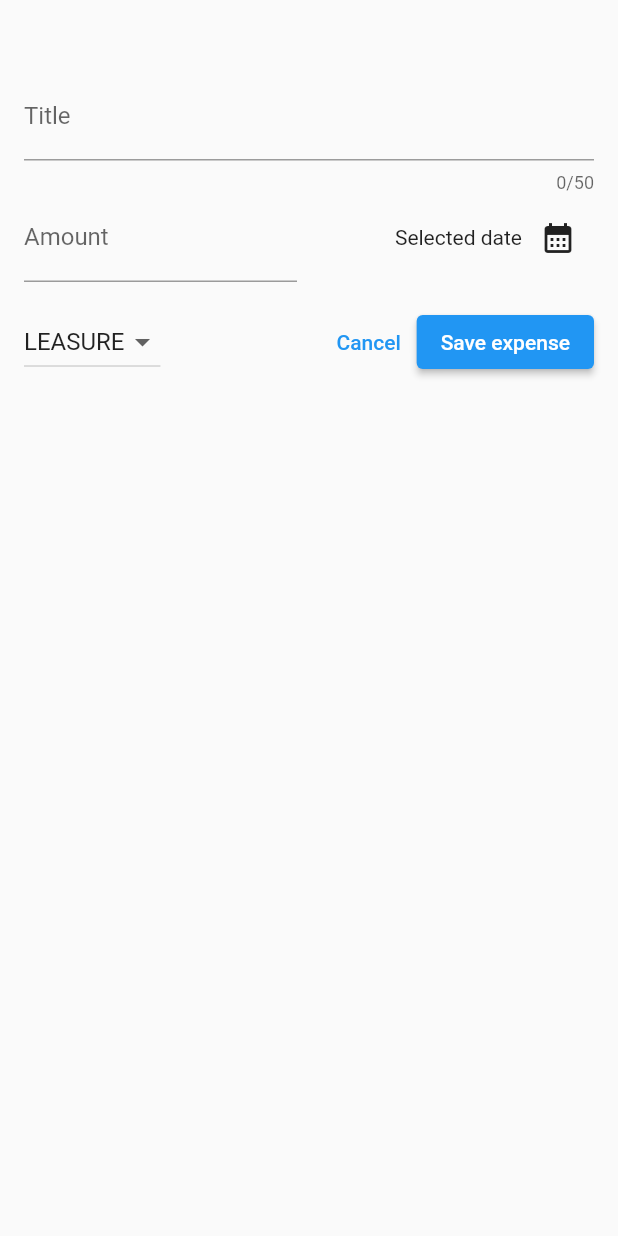
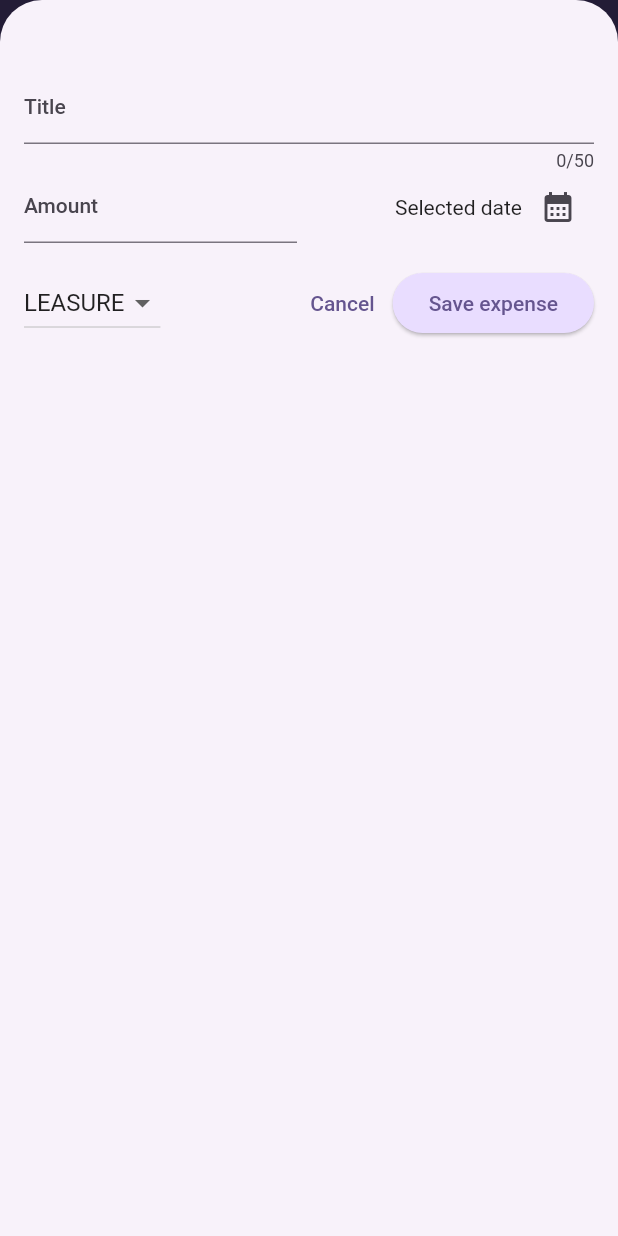
Before and after one commit to damian-rog/expense-tracker, a Flutter app: the screen it shows after launch, after a tap on the "add" icon, on a phone screen of 412 x 824 dp. Run offline on Flutter 3.47's test engine with Material 2 defaults, Android fonts, the phone set to English and light mode, and no system bars.

Commit message:
own theme examples

```diff
--- a/lib/main.dart
+++ b/lib/main.dart
@@ -1,11 +1,40 @@
 import 'package:expense_tracker/widgets/expenses.dart';
 import 'package:flutter/material.dart';
 
+var kColorScheme =
+    ColorScheme.fromSeed(seedColor: Color.fromARGB(255, 96, 59, 181));
+
 void main() {
   runApp(
-    const MaterialApp(
-      // theme: ThemeData(useMaterial3: true),
-      home: Expenses(),
+    MaterialApp(
+      //widget for setting up your app theme
+      theme: ThemeData().copyWith(
+        useMaterial3: true,
+        colorScheme: kColorScheme,
+        appBarTheme: const AppBarTheme().copyWith(
+          backgroundColor: kColorScheme.onPrimaryContainer,
+          foregroundColor: kColorScheme.primaryContainer,
+          centerTitle: false,
+        ),
+        // for example: by this next line you can modify styles of all Card widgets in whole app
+        cardTheme: const CardTheme().copyWith(
+          color: kColorScheme.secondaryContainer,
+          margin: const EdgeInsets.symmetric(horizontal: 16, vertical: 8),
+        ),
+        elevatedButtonTheme: ElevatedButtonThemeData(
+          style: ElevatedButton.styleFrom(
+            backgroundColor: kColorScheme.primaryContainer,
+          ),
+        ),
+        textTheme: ThemeData().textTheme.copyWith(
+              titleLarge: TextStyle(
+                fontWeight: FontWeight.bold,
+                color: kColorScheme.onSecondaryContainer,
+                fontSize: 14,
+              ),
+            ),
+      ),
+      home: const Expenses(),
     ),
   );
 }
--- a/lib/widgets/expenses_list/expense_item.dart
+++ b/lib/widgets/expenses_list/expense_item.dart
@@ -12,8 +12,9 @@ class ExpenseItem extends StatelessWidget {
       child: Padding(
         padding: const EdgeInsets.symmetric(horizontal: 20, vertical: 16),
         child: Column(
+          crossAxisAlignment: CrossAxisAlignment.start,
           children: [
-            Text(expense.title),
+            Text(expense.title, style: Theme.of(context).textTheme.titleLarge),
             const SizedBox(
               height: 4,
             ),
```
